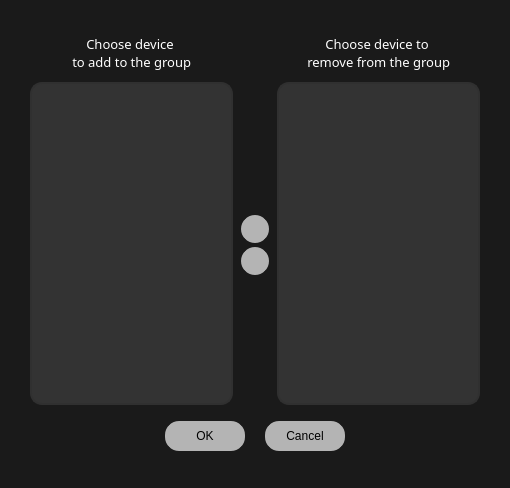
This is multibench/widgets/groupmanager.ui in IlyaZh/Maiman-MCBS as Qt 5 draws it before an edit. The edited form follows.
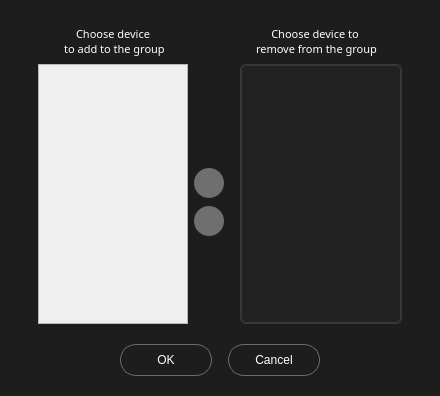
This is the edited form. Icons and pictures are not drawn.

```diff
--- a/multibench/widgets/groupmanager.ui
+++ b/multibench/widgets/groupmanager.ui
@@ -6,51 +6,58 @@
    <rect>
     <x>0</x>
     <y>0</y>
-    <width>510</width>
-    <height>488</height>
+    <width>440</width>
+    <height>396</height>
    </rect>
   </property>
   <property name="sizePolicy">
-   <sizepolicy hsizetype="Minimum" vsizetype="Minimum">
+   <sizepolicy hsizetype="Fixed" vsizetype="Fixed">
     <horstretch>0</horstretch>
     <verstretch>0</verstretch>
    </sizepolicy>
   </property>
   <property name="minimumSize">
    <size>
-    <width>0</width>
-    <height>420</height>
+    <width>440</width>
+    <height>330</height>
+   </size>
+  </property>
+  <property name="maximumSize">
+   <size>
+    <width>440</width>
+    <height>600</height>
    </size>
   </property>
   <property name="windowTitle">
    <string>Group Manager</string>
   </property>
   <property name="styleSheet">
-   <string notr="true">
-	background: #1A1A1A;
+   <string notr="true">QDialog{
+	background: #1D1D1D;
 	color: rgb(255, 255, 255);
+}
 </string>
   </property>
   <layout class="QGridLayout" name="gridLayout">
    <property name="leftMargin">
-    <number>30</number>
+    <number>38</number>
    </property>
    <property name="topMargin">
-    <number>30</number>
+    <number>18</number>
    </property>
    <property name="rightMargin">
-    <number>30</number>
+    <number>38</number>
    </property>
    <property name="bottomMargin">
-    <number>30</number>
+    <number>15</number>
    </property>
    <property name="verticalSpacing">
-    <number>9</number>
+    <number>15</number>
    </property>
    <item row="1" column="0" rowspan="4">
     <layout class="QVBoxLayout" name="DevicesLayout">
      <property name="spacing">
-      <number>6</number>
+      <number>0</number>
      </property>
      <property name="sizeConstraint">
       <enum>QLayout::SetFixedSize</enum>
@@ -65,24 +72,28 @@
        </property>
        <property name="minimumSize">
         <size>
-         <width>200</width>
+         <width>150</width>
          <height>46</height>
         </size>
        </property>
        <property name="maximumSize">
         <size>
-         <width>200</width>
+         <width>150</width>
          <height>46</height>
         </size>
        </property>
        <property name="font">
         <font>
          <family>Poppins</family>
-         <pointsize>10</pointsize>
+         <pointsize>8</pointsize>
         </font>
        </property>
        <property name="styleSheet">
-        <string notr="true"/>
+        <string notr="true">color: #FFFFFF;
+background-color: #1D1D1D;
+padding: 0px;
+margin: 0px;
+alignment-baseline=&quot;middle&quot;;</string>
        </property>
        <property name="text">
         <string>Choose device 
@@ -110,18 +121,20 @@
      </item>
      <item>
       <widget class="QScrollArea" name="DevicesScroll">
+       <property name="sizePolicy">
+        <sizepolicy hsizetype="Maximum" vsizetype="Preferred">
+         <horstretch>0</horstretch>
+         <verstretch>0</verstretch>
+        </sizepolicy>
+       </property>
        <property name="minimumSize">
         <size>
-         <width>200</width>
-         <height>320</height>
+         <width>150</width>
+         <height>200</height>
         </size>
        </property>
        <property name="styleSheet">
-        <string notr="true">#DevicesScroll{
-background-color: #333333;
-border-radius: 12px;
-border: 2px solid #303030;
-}</string>
+        <string notr="true"/>
        </property>
        <property name="widgetResizable">
         <bool>true</bool>
@@ -131,22 +144,22 @@
          <rect>
           <x>0</x>
           <y>0</y>
-          <width>196</width>
-          <height>317</height>
+          <width>148</width>
+          <height>256</height>
          </rect>
         </property>
         <property name="minimumSize">
          <size>
-          <width>180</width>
-          <height>300</height>
+          <width>0</width>
+          <height>0</height>
          </size>
         </property>
         <property name="styleSheet">
-         <string notr="true">
-background-color: #333333;
-border-radius: 12px;
-border: 2px
-</string>
+         <string notr="true">QWidget#devs{
+background-color: #222222;
+border-radius: 5px;
+border: 1px solid #393838;
+}</string>
         </property>
        </widget>
       </widget>
@@ -158,10 +171,13 @@
      <property name="orientation">
       <enum>Qt::Vertical</enum>
      </property>
+     <property name="sizeType">
+      <enum>QSizePolicy::MinimumExpanding</enum>
+     </property>
      <property name="sizeHint" stdset="0">
       <size>
-       <width>20</width>
-       <height>40</height>
+       <width>40</width>
+       <height>0</height>
       </size>
      </property>
     </spacer>
@@ -176,13 +192,14 @@
      </property>
      <property name="styleSheet">
       <string notr="true">QPushButton {
-border: 2px solid #1A1A1A;
+border: 1px solid #6B6B6B;
 border-radius: 16px; 
-color: rgb(0,0,0); 
-background: rgb(180,180,180); 
-width: 80px;
+color:#FFFFFF; 
+background: #1D1D1D; 
+width: 90px;
 height: 30px;
 margin: 5px;
+	font: 11pt &quot;Poppins&quot;;
 }
 
 QPushButton:hover{
@@ -202,24 +219,30 @@
    </item>
    <item row="3" column="1">
     <layout class="QVBoxLayout" name="verticalLayout">
+     <property name="spacing">
+      <number>8</number>
+     </property>
+     <property name="sizeConstraint">
+      <enum>QLayout::SetFixedSize</enum>
+     </property>
      <item>
       <widget class="QPushButton" name="CreateGroup">
        <property name="sizePolicy">
-        <sizepolicy hsizetype="Maximum" vsizetype="Maximum">
-         <horstretch>32</horstretch>
-         <verstretch>32</verstretch>
+        <sizepolicy hsizetype="Fixed" vsizetype="Fixed">
+         <horstretch>30</horstretch>
+         <verstretch>30</verstretch>
         </sizepolicy>
        </property>
        <property name="minimumSize">
         <size>
-         <width>32</width>
-         <height>32</height>
+         <width>30</width>
+         <height>30</height>
         </size>
        </property>
        <property name="maximumSize">
         <size>
-         <width>32</width>
-         <height>32</height>
+         <width>30</width>
+         <height>30</height>
         </size>
        </property>
        <property name="font">
@@ -229,10 +252,10 @@
        </property>
        <property name="styleSheet">
         <string notr="true">QPushButton {
-border: 2px solid #1A1A1A;
-border-radius: 16px; 
+border: 0px solid #1A1A1A;
+border-radius: 15px; 
 color: rgb(0,0,0); 
-background: rgb(180,180,180); 
+background: #6F6F6F; 
 }
 
 QPushButton:hover{
@@ -257,21 +280,21 @@
      <item>
       <widget class="QPushButton" name="DeleteGroup">
        <property name="sizePolicy">
-        <sizepolicy hsizetype="Maximum" vsizetype="Maximum">
-         <horstretch>32</horstretch>
-         <verstretch>32</verstretch>
+        <sizepolicy hsizetype="Fixed" vsizetype="Fixed">
+         <horstretch>29</horstretch>
+         <verstretch>29</verstretch>
         </sizepolicy>
        </property>
        <property name="minimumSize">
         <size>
-         <width>32</width>
-         <height>32</height>
+         <width>30</width>
+         <height>30</height>
         </size>
        </property>
        <property name="maximumSize">
         <size>
-         <width>32</width>
-         <height>32</height>
+         <width>30</width>
+         <height>30</height>
         </size>
        </property>
        <property name="font">
@@ -281,10 +304,10 @@
        </property>
        <property name="styleSheet">
         <string notr="true">QPushButton {
-border: 2px solid #1A1A1A;
-border-radius: 16px; 
+border: 0px solid #1A1A1A;
+border-radius: 15px; 
 color: rgb(0,0,0); 
-background: rgb(180,180,180); 
+background: #6F6F6F; 
 }
 
 QPushButton:hover{
@@ -311,30 +334,34 @@
    <item row="1" column="2" rowspan="4">
     <layout class="QVBoxLayout" name="GroupsLayout">
      <property name="spacing">
-      <number>6</number>
+      <number>0</number>
      </property>
      <item>
       <widget class="QLabel" name="label">
        <property name="minimumSize">
         <size>
-         <width>200</width>
+         <width>150</width>
          <height>46</height>
         </size>
        </property>
        <property name="maximumSize">
         <size>
-         <width>200</width>
+         <width>150</width>
          <height>46</height>
         </size>
        </property>
        <property name="font">
         <font>
          <family>Poppins</family>
-         <pointsize>10</pointsize>
+         <pointsize>8</pointsize>
         </font>
        </property>
        <property name="styleSheet">
-        <string notr="true"/>
+        <string notr="true">color: #FFFFFF;
+background-color: #1D1D1D;
+padding: 0px;
+margin: 0px;
+alignment-baseline=&quot;middle&quot;;</string>
        </property>
        <property name="text">
         <string>Choose device to 
@@ -353,17 +380,23 @@
      </item>
      <item>
       <widget class="QScrollArea" name="GroupsScroll">
+       <property name="sizePolicy">
+        <sizepolicy hsizetype="Minimum" vsizetype="Preferred">
+         <horstretch>0</horstretch>
+         <verstretch>0</verstretch>
+        </sizepolicy>
+       </property>
        <property name="minimumSize">
         <size>
-         <width>200</width>
-         <height>320</height>
+         <width>150</width>
+         <height>200</height>
         </size>
        </property>
        <property name="styleSheet">
         <string notr="true">#GroupsScroll{
-background-color: #333333;
-border-radius: 12px;
-border: 2px solid #303030;
+background-color: #222222;
+border-radius: 5px;
+border: 1px solid #393838;
 }</string>
        </property>
        <property name="widgetResizable">
@@ -374,39 +407,28 @@
          <rect>
           <x>0</x>
           <y>0</y>
-          <width>196</width>
-          <height>317</height>
+          <width>148</width>
+          <height>256</height>
          </rect>
         </property>
         <property name="minimumSize">
          <size>
-          <width>180</width>
-          <height>300</height>
+          <width>0</width>
+          <height>0</height>
          </size>
         </property>
         <property name="styleSheet">
-         <string notr="true">background-color: #333333;
-border-radius: 12px;
-border: 2px</string>
+         <string notr="true">QWidget{
+background-color: #222222;
+border-radius: 5px;
+border: 1px solid #393838;
+}</string>
         </property>
        </widget>
       </widget>
      </item>
     </layout>
    </item>
-   <item row="2" column="1">
-    <spacer name="verticalSpacer">
-     <property name="orientation">
-      <enum>Qt::Vertical</enum>
-     </property>
-     <property name="sizeHint" stdset="0">
-      <size>
-       <width>20</width>
-       <height>40</height>
-      </size>
-     </property>
-    </spacer>
-   </item>
    <item row="1" column="1">
     <spacer name="verticalSpacer_3">
      <property name="orientation">
@@ -423,6 +445,22 @@
      </property>
     </spacer>
    </item>
+   <item row="2" column="1">
+    <spacer name="verticalSpacer">
+     <property name="orientation">
+      <enum>Qt::Vertical</enum>
+     </property>
+     <property name="sizeType">
+      <enum>QSizePolicy::MinimumExpanding</enum>
+     </property>
+     <property name="sizeHint" stdset="0">
+      <size>
+       <width>40</width>
+       <height>0</height>
+      </size>
+     </property>
+    </spacer>
+   </item>
   </layout>
  </widget>
  <resources>
```
Left out of the diff: 7 changed lines with no effect on the pictures.
